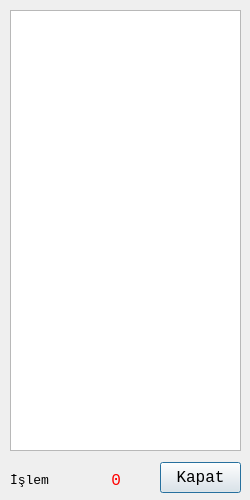
Before: the Qt Designer form gecmissatislardialog.ui in mamoo81/bhss, drawn with Qt 5.
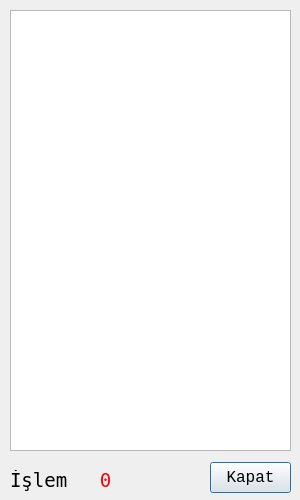
After: the same form once the commit is applied. Icons and pictures are not drawn.

The edit to the form file:
```diff
--- a/gecmissatislardialog.ui
+++ b/gecmissatislardialog.ui
@@ -6,19 +6,19 @@
    <rect>
     <x>0</x>
     <y>0</y>
-    <width>250</width>
+    <width>300</width>
     <height>500</height>
    </rect>
   </property>
   <property name="minimumSize">
    <size>
-    <width>250</width>
+    <width>300</width>
     <height>500</height>
    </size>
   </property>
   <property name="maximumSize">
    <size>
-    <width>250</width>
+    <width>300</width>
     <height>500</height>
    </size>
   </property>
@@ -36,21 +36,21 @@
     <rect>
      <x>10</x>
      <y>10</y>
-     <width>231</width>
+     <width>281</width>
      <height>441</height>
     </rect>
    </property>
    <property name="font">
     <font>
-     <family>Monospace</family>
-     <pointsize>10</pointsize>
+     <family>Bitstream Vera Sans Mono</family>
+     <pointsize>14</pointsize>
     </font>
    </property>
   </widget>
   <widget class="QPushButton" name="KapatpushButton">
    <property name="geometry">
     <rect>
-     <x>160</x>
+     <x>210</x>
      <y>462</y>
      <width>81</width>
      <height>31</height>
@@ -69,14 +69,14 @@
     <rect>
      <x>10</x>
      <y>470</y>
-     <width>41</width>
+     <width>61</width>
      <height>21</height>
     </rect>
    </property>
    <property name="font">
     <font>
-     <family>Monospace</family>
-     <pointsize>10</pointsize>
+     <family>Bitstream Vera Sans Mono</family>
+     <pointsize>14</pointsize>
     </font>
    </property>
    <property name="text">
@@ -86,16 +86,16 @@
   <widget class="QLabel" name="IslemSayisilabel">
    <property name="geometry">
     <rect>
-     <x>60</x>
+     <x>70</x>
      <y>470</y>
-     <width>61</width>
+     <width>71</width>
      <height>20</height>
     </rect>
    </property>
    <property name="font">
     <font>
-     <family>Monospace</family>
-     <pointsize>12</pointsize>
+     <family>Bitstream Vera Sans Mono</family>
+     <pointsize>14</pointsize>
     </font>
    </property>
    <property name="layoutDirection">
@@ -108,7 +108,7 @@
     <string>0</string>
    </property>
    <property name="alignment">
-    <set>Qt::AlignRight|Qt::AlignTrailing|Qt::AlignVCenter</set>
+    <set>Qt::AlignCenter</set>
    </property>
   </widget>
  </widget>
```
